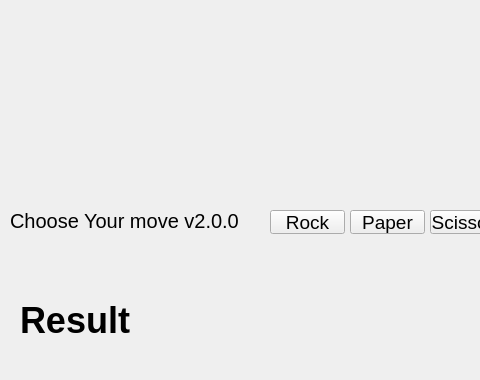
First picture: the form in mainwindow.ui, repository jungjinhyo/rockpaperscissors, before the edit; both pictures show x 0 to 480 and y 0 to 380 of the 800 by 600 pixel window.
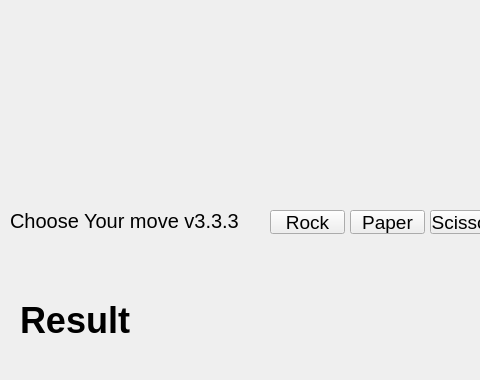
Second picture: the form after the edit.

Diff of the .ui file:
```diff
--- a/mainwindow.ui
+++ b/mainwindow.ui
@@ -29,7 +29,7 @@
      </font>
     </property>
     <property name="text">
-     <string>Choose Your move v2.0.0</string>
+     <string>Choose Your move v3.3.3</string>
     </property>
    </widget>
    <widget class="QPushButton" name="btnRock">
```
